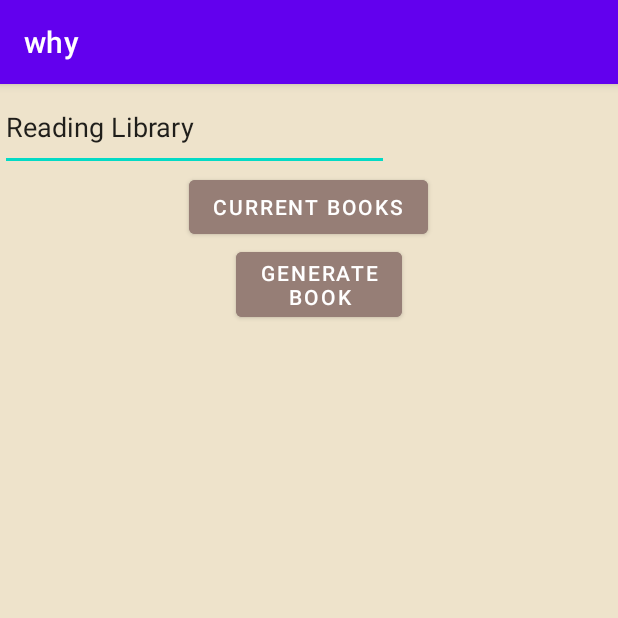
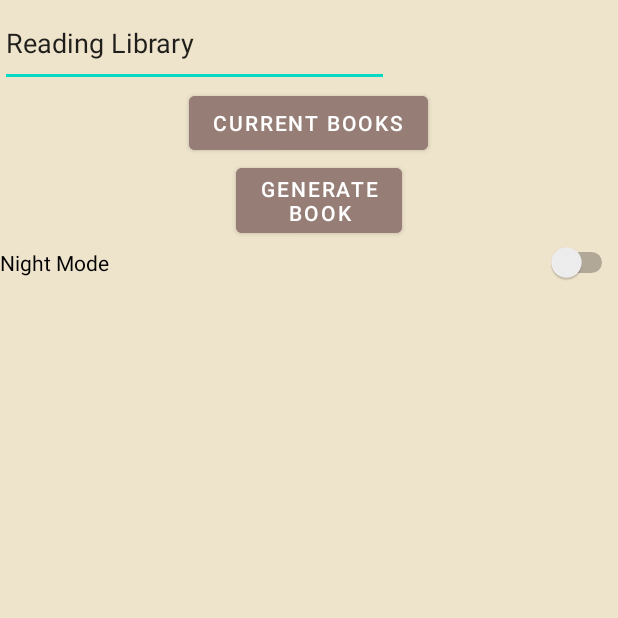
Before and after one commit to ayanahye/mobile-dev-final-project, an Android app: the screen it shows after launch (MainActivity), on a phone screen of 412 x 824 dp, the top half of it. Run offline under Robolectric (Android 15) with nearby library versions, the phone set to English and light mode, and no system bars.

Commit message:
Added night commit

```diff
--- a/app/src/main/java/com/example/why/MainActivity.java
+++ b/app/src/main/java/com/example/why/MainActivity.java
@@ -1,6 +1,7 @@
 package com.example.why;
 
 import androidx.appcompat.app.AppCompatActivity;
+import androidx.appcompat.app.AppCompatDelegate;
 
 import android.content.Intent;
 import android.os.Bundle;
@@ -10,17 +11,33 @@ import android.view.View;
 import android.widget.AdapterView;
 import android.widget.ArrayAdapter;
 import android.widget.Button;
+import android.widget.CompoundButton;
 import android.widget.EditText;
 import android.widget.ListView;
+import android.widget.Switch;
 import android.widget.Toast;
 
 import java.util.ArrayList;
 
 public class MainActivity extends AppCompatActivity {
+
+    Switch aSwitch;
     @Override
     protected void onCreate(Bundle savedInstanceState) {
         super.onCreate(savedInstanceState);
         setContentView(R.layout.activity_main);
+        getSupportActionBar().hide();
+        aSwitch = findViewById(R.id.switchTheme);
+        aSwitch.setOnCheckedChangeListener(new CompoundButton.OnCheckedChangeListener() {
+            @Override
+            public void onCheckedChanged(CompoundButton compoundButton, boolean b) {
+                if (b) {
+                    AppCompatDelegate.setDefaultNightMode(AppCompatDelegate.MODE_NIGHT_YES);
+                } else {
+                    AppCompatDelegate.setDefaultNightMode(AppCompatDelegate.MODE_NIGHT_NO);
+                }
+            }
+        });
 
         Button prev = findViewById(R.id.prevRead);
         prev.setOnClickListener(new View.OnClickListener() {
--- a/app/src/main/res/layout/activity_main.xml
+++ b/app/src/main/res/layout/activity_main.xml
@@ -37,6 +37,12 @@
             android:layout_marginEnd="144dp"
             android:backgroundTint="@color/darkestbrown"
             android:text="Generate Book" />
+
+        <Switch
+            android:id="@+id/switchTheme"
+            android:layout_width="match_parent"
+            android:layout_height="wrap_content"
+            android:text="Night Mode" />
     </LinearLayout>
 
 </androidx.constraintlayout.widget.ConstraintLayout>
--- a/app/src/main/res/layout/activity_main_page.xml
+++ b/app/src/main/res/layout/activity_main_page.xml
@@ -36,6 +36,7 @@
         android:layout_width="match_parent"
         android:layout_height="0dp"
         android:layout_weight="1"
+        android:textColor="@color/black"
         android:background="@color/lightestbrown"
         android:scrollbarStyle="outsideOverlay"/>
 
--- a/app/src/main/res/values-night/colors.xml
+++ b/app/src/main/res/values-night/colors.xml
@@ -1,7 +1,11 @@
 <?xml version="1.0" encoding="utf-8"?>
 <resources>
 
-
+    <color name="bluee">#282A3A</color>
+    <color name="lightestbrown">#C69749</color>
+    <color name="mediumbrown">#000000</color>
+    <color name="darkestbrown">#735F32</color>
+    <color name="black">#FFFFFF</color>
 
 
 
--- a/app/src/main/res/values/colors.xml
+++ b/app/src/main/res/values/colors.xml
@@ -11,4 +11,5 @@
     <color name="lightestbrown">#EEE3CB</color>
     <color name="mediumbrown">#D7C0AE</color>
     <color name="darkestbrown">#967E76</color>
+
 </resources>
```
